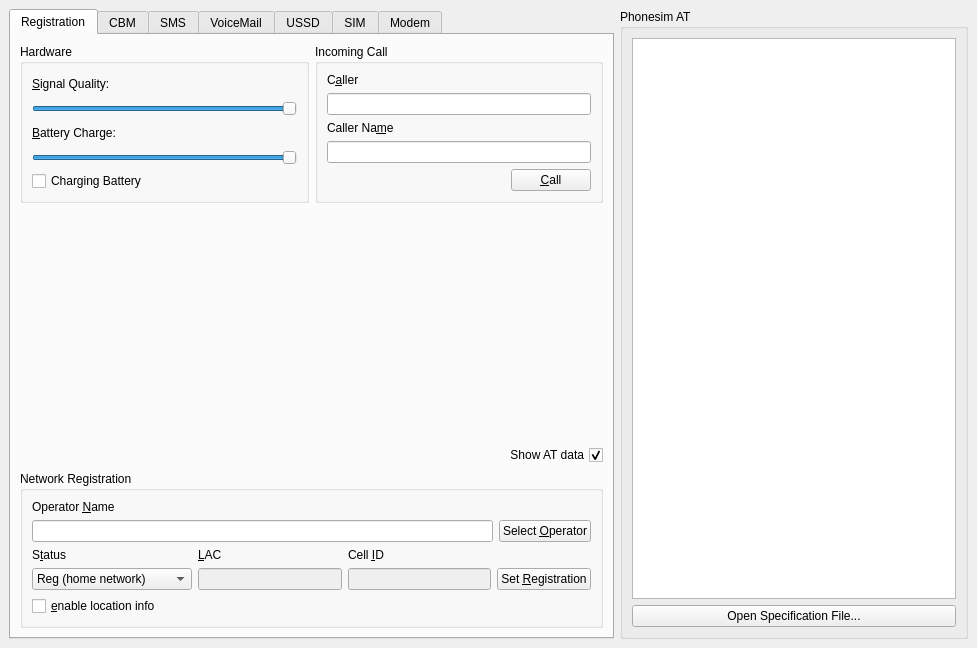
Old version of the form src/controlbase.ui in the repository jpakkane/ofono-phonesim.
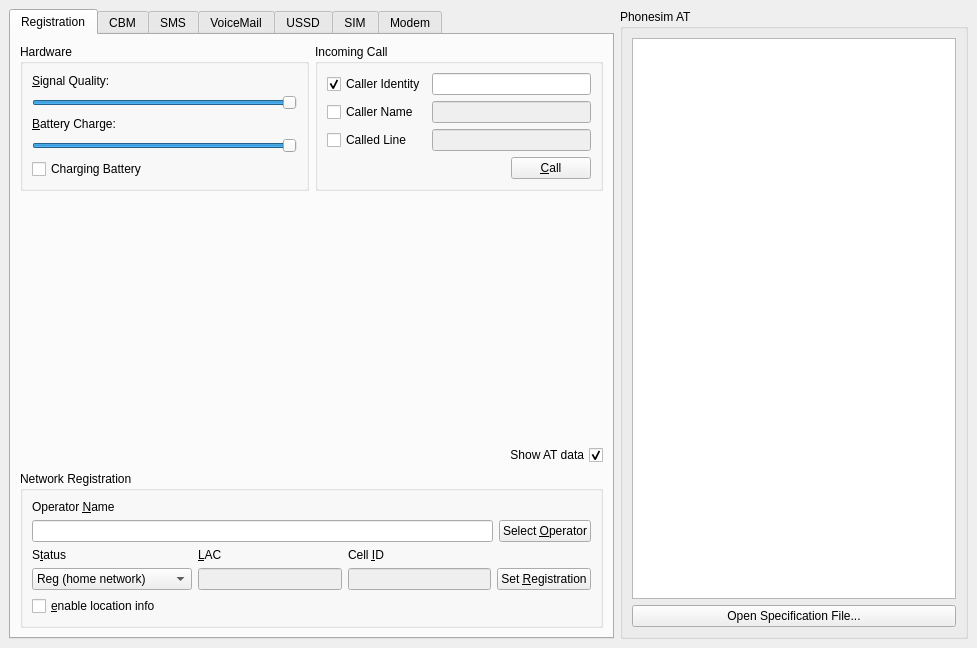
New version of the form.

```diff
--- a/src/controlbase.ui
+++ b/src/controlbase.ui
@@ -35,9 +35,9 @@
       <attribute name="title">
        <string>Registration</string>
       </attribute>
-      <layout class="QVBoxLayout">
+      <layout class="QVBoxLayout" name="verticalLayout_2">
        <item>
-        <layout class="QHBoxLayout">
+        <layout class="QHBoxLayout" name="horizontalLayout_2">
          <item>
           <widget class="QGroupBox" name="gbHardware">
            <property name="title">
@@ -117,46 +117,49 @@
            <property name="title">
             <string>Incoming Call</string>
            </property>
-           <layout class="QVBoxLayout">
-            <property name="spacing">
-             <number>6</number>
-            </property>
-            <property name="margin">
-             <number>9</number>
-            </property>
-            <item>
-             <widget class="QLabel" name="lblCaller">
+           <layout class="QGridLayout" name="gridLayout">
+            <item row="0" column="0">
+             <widget class="QCheckBox" name="cbCaller">
               <property name="text">
-               <string>C&amp;aller</string>
+               <string>Caller Identity</string>
               </property>
-              <property name="alignment">
-               <set>Qt::AlignBottom|Qt::AlignLeading|Qt::AlignLeft</set>
-              </property>
-              <property name="buddy">
-               <cstring>leCaller</cstring>
+              <property name="checked">
+               <bool>true</bool>
               </property>
              </widget>
             </item>
-            <item>
+            <item row="0" column="1">
              <widget class="QLineEdit" name="leCaller"/>
             </item>
-            <item>
-             <widget class="QLabel" name="lblCallerName">
+            <item row="1" column="0">
+             <widget class="QCheckBox" name="cbCallerName">
               <property name="text">
-               <string>Caller Na&amp;me</string>
+               <string>Caller Name</string>
               </property>
-              <property name="alignment">
-               <set>Qt::AlignBottom|Qt::AlignLeading|Qt::AlignLeft</set>
+             </widget>
+            </item>
+            <item row="1" column="1">
+             <widget class="QLineEdit" name="leCallerName">
+              <property name="enabled">
+               <bool>false</bool>
               </property>
-              <property name="buddy">
-               <cstring>leCallerName</cstring>
+             </widget>
+            </item>
+            <item row="2" column="0">
+             <widget class="QCheckBox" name="cbCalledLine">
+              <property name="text">
+               <string>Called Line</string>
               </property>
              </widget>
             </item>
-            <item>
-             <widget class="QLineEdit" name="leCallerName"/>
+            <item row="2" column="1">
+             <widget class="QLineEdit" name="leCalledLine">
+              <property name="enabled">
+               <bool>false</bool>
+              </property>
+             </widget>
             </item>
-            <item>
+            <item row="3" column="0" colspan="2">
              <layout class="QHBoxLayout">
               <property name="spacing">
                <number>6</number>
```
Left out of the diff: 98 changed lines with no effect on the pictures.
